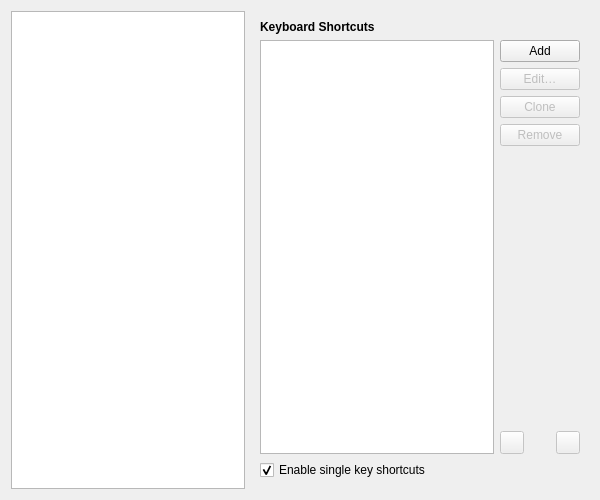
The window that src/modules/windows/preferences/AdvancedPreferencesPage.ui (bitwiseworks/otter-browser-os2) describes before a commit, drawn with Qt 5.
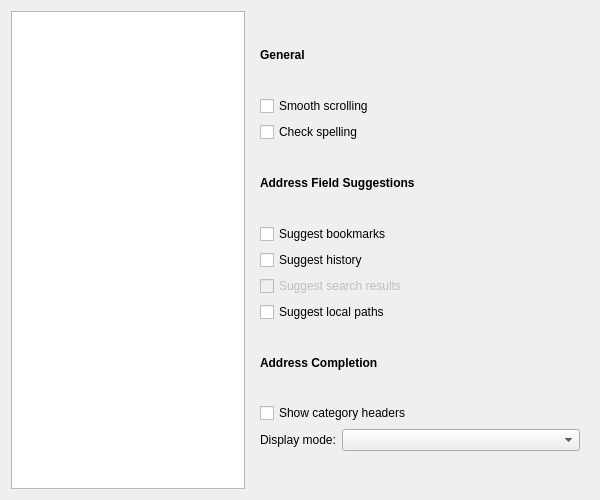
The same window after the commit. The open tabs and pages were chosen to show the change. Custom widgets are drawn as their Qt base class.

Patch:
```diff
--- a/src/modules/windows/preferences/AdvancedPreferencesPage.ui
+++ b/src/modules/windows/preferences/AdvancedPreferencesPage.ui
@@ -112,7 +112,7 @@
          <item>
           <widget class="QCheckBox" name="browsingSuggestLocalPathsCheckBox">
            <property name="text">
-            <string>Local paths</string>
+            <string>Suggest local paths</string>
            </property>
           </widget>
          </item>
@@ -1190,147 +1190,6 @@
        </item>
       </layout>
      </widget>
-     <widget class="QWidget" name="keyboardPage">
-      <layout class="QVBoxLayout" name="keyboardPageLayout">
-       <item>
-        <widget class="QLabel" name="keyboardHeader">
-         <property name="font">
-          <font>
-           <weight>75</weight>
-           <bold>true</bold>
-          </font>
-         </property>
-         <property name="text">
-          <string>Keyboard Shortcuts</string>
-         </property>
-        </widget>
-       </item>
-       <item>
-        <layout class="QHBoxLayout" name="keyboardProfilesLayout" stretch="1,0">
-         <item>
-          <widget class="Otter::ItemViewWidget" name="keyboardViewWidget">
-           <property name="dragEnabled">
-            <bool>true</bool>
-           </property>
-           <property name="dragDropOverwriteMode">
-            <bool>false</bool>
-           </property>
-           <property name="dragDropMode">
-            <enum>QAbstractItemView::InternalMove</enum>
-           </property>
-           <property name="defaultDropAction">
-            <enum>Qt::MoveAction</enum>
-           </property>
-           <property name="alternatingRowColors">
-            <bool>true</bool>
-           </property>
-           <property name="selectionMode">
-            <enum>QAbstractItemView::SingleSelection</enum>
-           </property>
-           <property name="selectionBehavior">
-            <enum>QAbstractItemView::SelectRows</enum>
-           </property>
-           <attribute name="headerVisible">
-            <bool>false</bool>
-           </attribute>
-          </widget>
-         </item>
-         <item>
-          <layout class="QVBoxLayout" name="keyboardButtonsLayout" stretch="0,0,0,0,1,0">
-           <item>
-            <widget class="QPushButton" name="keyboardAddButton">
-             <property name="text">
-              <string>Add</string>
-             </property>
-            </widget>
-           </item>
-           <item>
-            <widget class="QPushButton" name="keyboardEditButton">
-             <property name="enabled">
-              <bool>false</bool>
-             </property>
-             <property name="text">
-              <string>Edit…</string>
-             </property>
-            </widget>
-           </item>
-           <item>
-            <widget class="QPushButton" name="keyboardCloneButton">
-             <property name="enabled">
-              <bool>false</bool>
-             </property>
-             <property name="text">
-              <string>Clone</string>
-             </property>
-            </widget>
-           </item>
-           <item>
-            <widget class="QPushButton" name="keyboardRemoveButton">
-             <property name="enabled">
-              <bool>false</bool>
-             </property>
-             <property name="text">
-              <string>Remove</string>
-             </property>
-            </widget>
-           </item>
-           <item>
-            <spacer name="keyboardSpacer">
-             <property name="orientation">
-              <enum>Qt::Vertical</enum>
-             </property>
-            </spacer>
-           </item>
-           <item>
-            <layout class="QHBoxLayout" name="keyboardMoveButtonsLayout" stretch="0,1,0">
-             <item>
-              <widget class="QToolButton" name="keyboardMoveUpButton">
-               <property name="enabled">
-                <bool>false</bool>
-               </property>
-               <property name="toolTip">
-                <string>Move Up</string>
-               </property>
-              </widget>
-             </item>
-             <item>
-              <spacer name="keyboardMoveButtonsSpacer">
-               <property name="orientation">
-                <enum>Qt::Horizontal</enum>
-               </property>
-               <property name="sizeType">
-                <enum>QSizePolicy::Minimum</enum>
-               </property>
-              </spacer>
-             </item>
-             <item>
-              <widget class="QToolButton" name="keyboardMoveDownButton">
-               <property name="enabled">
-                <bool>false</bool>
-               </property>
-               <property name="toolTip">
-                <string>Move Down</string>
-               </property>
-              </widget>
-             </item>
-            </layout>
-           </item>
-          </layout>
-         </item>
-        </layout>
-       </item>
-       <item>
-        <widget class="QCheckBox" name="keyboardEnableSingleKeyShortcutsCheckBox">
-         <property name="text">
-          <string>Enable single key shortcuts</string>
-         </property>
-         <property name="checked">
-          <bool>true</bool>
-         </property>
-        </widget>
-       </item>
-      </layout>
-     </widget>
      <widget class="QWidget" name="mousePage">
       <layout class="QVBoxLayout" name="mousePageLayout">
        <item>
@@ -1493,11 +1352,6 @@
    <extends>QTreeView</extends>
    <header>src/ui/ItemViewWidget.h</header>
   </customwidget>
-  <customwidget>
-   <class>Otter::LineEditWidget</class>
-   <extends>QLineEdit</extends>
-   <header>src/ui/LineEditWidget.h</header>
-  </customwidget>
  </customwidgets>
  <resources/>
  <connections/>
```
